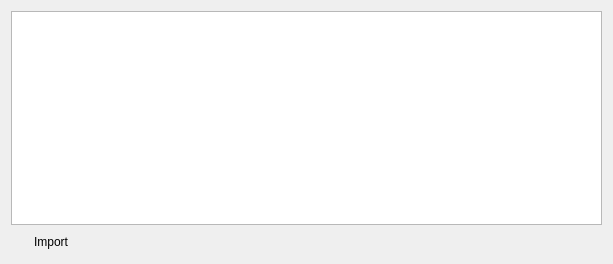
The window that src/scipyen/gui/widgets/importDIGtrigger.ui (ctigaret/scipyen) describes before a commit, drawn with Qt 5.
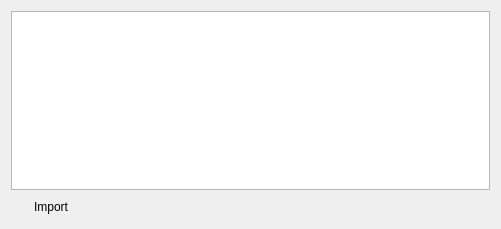
The same window after the commit. Icons and pictures are not drawn.

Diff of the .ui file:
```diff
--- a/src/scipyen/gui/widgets/importDIGtrigger.ui
+++ b/src/scipyen/gui/widgets/importDIGtrigger.ui
@@ -6,8 +6,8 @@
    <rect>
     <x>0</x>
     <y>0</y>
-    <width>613</width>
-    <height>264</height>
+    <width>501</width>
+    <height>229</height>
    </rect>
   </property>
   <property name="windowTitle">
```
Left out of the diff: 2 changed lines with no effect on the pictures.
